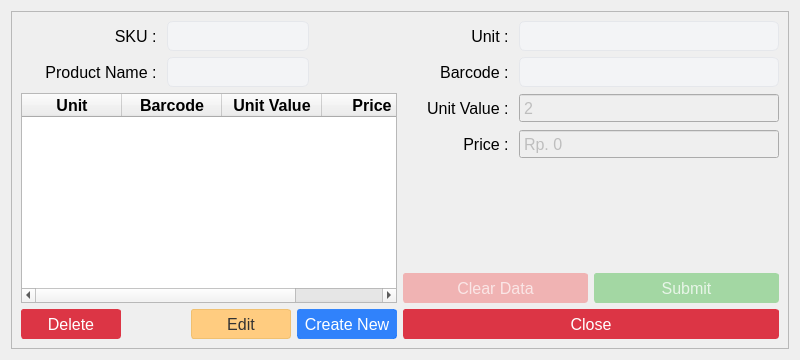
First picture: the form in ui/price_unit.ui, repository michael-halim/pos, before the edit.
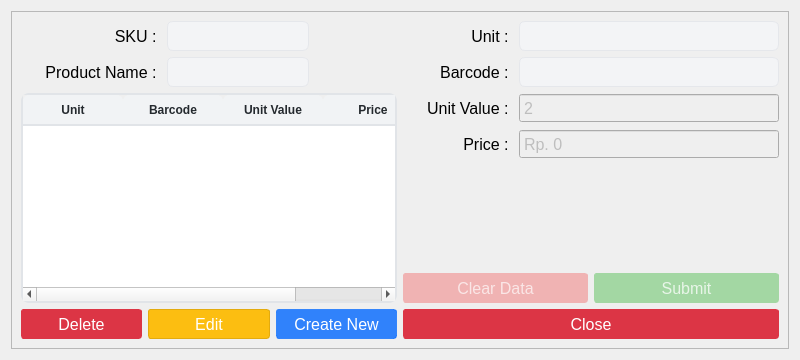
Second picture: the form after the edit. Icons and pictures are not drawn.

Commit message: Patch#36: Added Icons and Window Icons

Patch:
```diff
--- a/ui/price_unit.ui
+++ b/ui/price_unit.ui
@@ -380,6 +380,75 @@
            <layout class="QVBoxLayout" name="verticalLayout">
             <item>
              <widget class="QTableWidget" name="price_unit_table">
+              <property name="styleSheet">
+               <string notr="true">QTableWidget {
+            background-color: #ffffff;
+            alternate-background-color: #f5f8fa;
+            border: 2px solid #e1e4e8;
+            border-radius: 8px;
+            gridline-color: #e1e4e8;
+            selection-background-color: #0366d6;
+            selection-color: #ffffff;
+        }
+        
+        QTableWidget::item {
+            border-bottom: 1px solid #e1e4e8;
+			padding: 6px;
+        }
+        
+        QTableWidget::item:selected {
+            background-color: #0366d6;
+			border: none; /* Remove any border on selected items */
+        }
+
+        QTableWidget::item:focus {
+            border: none; /* Remove the focus border */
+            outline: none; /* Remove the focus outline */
+        }
+
+        QHeaderView::section {
+            background-color: #f1f3f5;
+            color: #24292e;
+            font-weight: bold;
+            border: none;
+            border-bottom: 2px solid #e1e4e8;
+            padding: 3px;
+            border-top-left-radius: 6px;
+            border-top-right-radius: 6px;
+        }
+        
+        QTableWidget QScrollBar:vertical {
+            border: none;
+            background: #f1f3f5;
+            width: 10px;
+            border-radius: 5px;
+        }
+        
+        QTableWidget QScrollBar::handle:vertical {
+            background: #c0c0c0;
+            border-radius: 5px;
+        }
+        
+        QTableWidget QScrollBar::handle:vertical:hover {
+            background: #a0a0a0;
+        }
+        
+        QTableWidget QScrollBar:horizontal {
+            border: none;
+            background: #f1f3f5;
+            height: 10px;
+            border-radius: 5px;
+        }
+        
+        QTableWidget QScrollBar::handle:horizontal {
+            background: #c0c0c0;
+            border-radius: 5px;
+        }
+        
+        QTableWidget QScrollBar::handle:horizontal:hover {
+            background: #a0a0a0;
+        }</string>
+              </property>
               <column>
                <property name="text">
                 <string>Unit</string>
@@ -471,20 +540,17 @@
                 <property name="text">
                  <string>Delete</string>
                 </property>
-               </widget>
-              </item>
-              <item>
-               <spacer name="horizontalSpacer_2">
-                <property name="orientation">
-                 <enum>Qt::Horizontal</enum>
+                <property name="icon">
+                 <iconset>
+                  <normaloff>../assets/bin.png</normaloff>../assets/bin.png</iconset>
                 </property>
-                <property name="sizeHint" stdset="0">
+                <property name="iconSize">
                  <size>
-                  <width>40</width>
-                  <height>20</height>
+                  <width>18</width>
+                  <height>18</height>
                  </size>
                 </property>
-               </spacer>
+               </widget>
               </item>
               <item>
                <widget class="QPushButton" name="edit_price_unit_button">
@@ -500,24 +566,42 @@
                  </font>
                 </property>
                 <property name="styleSheet">
-                 <string notr="true">QPushButton{
-    color: #333;
-    background-color: #ffcc80; /* Softer yellow/orange */
-    border-color: #f0c070;
+                 <string notr="true">QPushButton {
+    color: white;
+    background-color: #fcbe11;      /* Bright saffron gold - main color */
+    border: 1px solid #e3ab0f;      /* Slightly darker border */
+
 }
+
 QPushButton:hover {
     background-color: #f0c070;
     border-color: #e0b060;
 }
+
+QPushButton:pressed {
+    background-color: #ca980e;      /* 20% darker than main color */
+    border-color: #b1850c;          /* 30% darker than main color */
+}
+
 QPushButton:disabled {
-    background-color: #ffe0b3;
-    border-color: #ffe0b3;
-    color: #8a7a5c;
+    background-color: #fdcf55;      /* 20% lighter than main color */
+    border-color: #fdcf55;          /* Same as background for cleaner disabled look */
+    color: rgba(255, 255, 255, 0.7); /* Semi-transparent white */
 }</string>
                 </property>
                 <property name="text">
                  <string>Edit</string>
                 </property>
+                <property name="icon">
+                 <iconset>
+                  <normaloff>../assets/edit.png</normaloff>../assets/edit.png</iconset>
+                </property>
+                <property name="iconSize">
+                 <size>
+                  <width>18</width>
+                  <height>18</height>
+                 </size>
+                </property>
                </widget>
               </item>
               <item>
@@ -553,6 +637,16 @@
                 <property name="text">
                  <string>Create New</string>
                 </property>
+                <property name="icon">
+                 <iconset>
+                  <normaloff>../assets/plus.png</normaloff>../assets/plus.png</iconset>
+                </property>
+                <property name="iconSize">
+                 <size>
+                  <width>18</width>
+                  <height>18</height>
+                 </size>
+                </property>
                </widget>
               </item>
              </layout>
```
Left out of the diff: 34 changed lines with no effect on the pictures. The commit also changes 44 other files.
